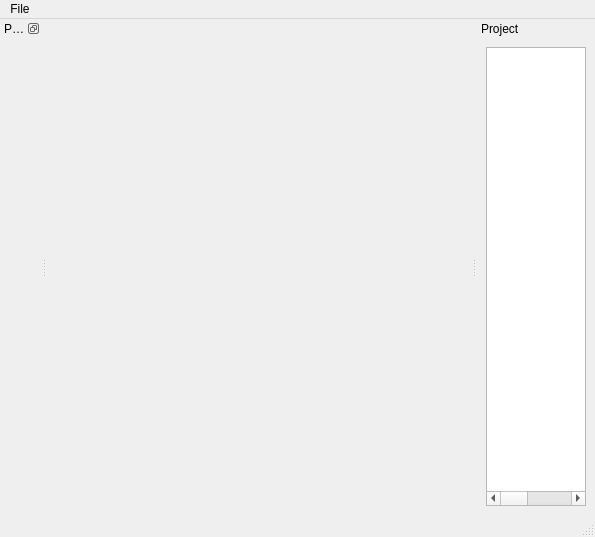
Above: CommonComponents/mainwindow.ui from bialk/trymix before the change. Below: the same form after it.
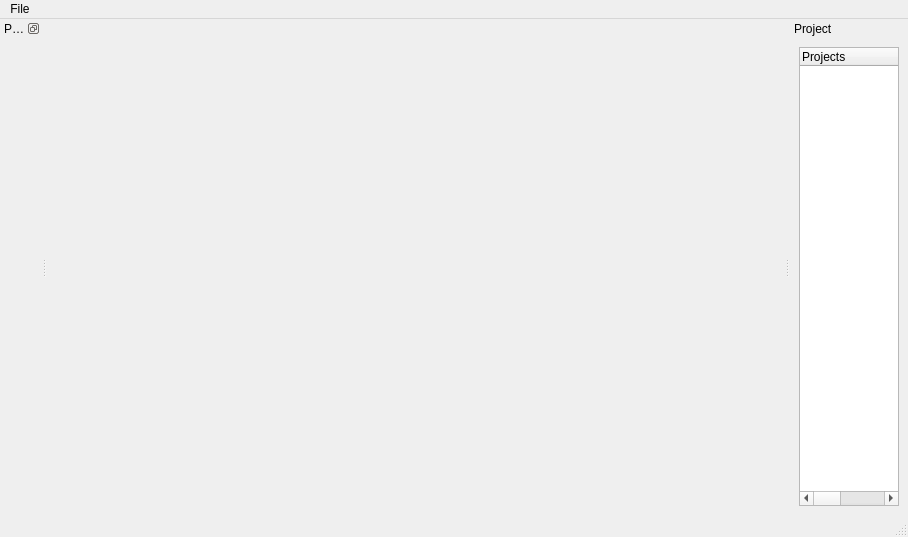
That is the form after the change. Custom widgets are drawn as their Qt base class.

What changed in the file:
```diff
--- a/CommonComponents/mainwindow.ui
+++ b/CommonComponents/mainwindow.ui
@@ -6,7 +6,7 @@
    <rect>
     <x>0</x>
     <y>0</y>
-    <width>595</width>
+    <width>908</width>
     <height>537</height>
    </rect>
   </property>
@@ -31,8 +31,8 @@
     <rect>
      <x>0</x>
      <y>0</y>
-     <width>595</width>
-     <height>19</height>
+     <width>908</width>
+     <height>22</height>
     </rect>
    </property>
    <widget class="QMenu" name="menuFile">
@@ -74,24 +74,24 @@
         <bool>true</bool>
        </property>
        <property name="headerHidden">
-        <bool>true</bool>
+        <bool>false</bool>
        </property>
        <property name="columnCount">
         <number>3</number>
        </property>
        <column>
         <property name="text">
-         <string notr="true">1</string>
+         <string notr="true">Projects</string>
         </property>
        </column>
        <column>
         <property name="text">
-         <string notr="true">2</string>
+         <string notr="true">Enable</string>
         </property>
        </column>
        <column>
         <property name="text">
-         <string notr="true">3</string>
+         <string notr="true">View</string>
         </property>
        </column>
       </widget>
```
Left out of the diff: 6 changed lines with no effect on the pictures.
